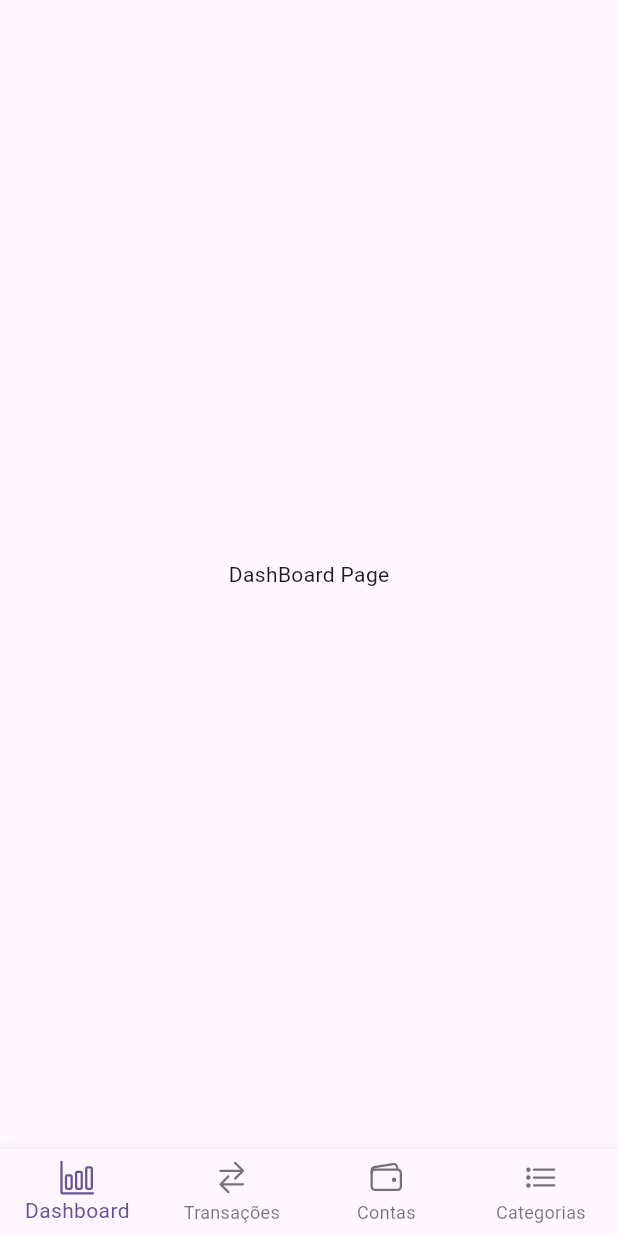
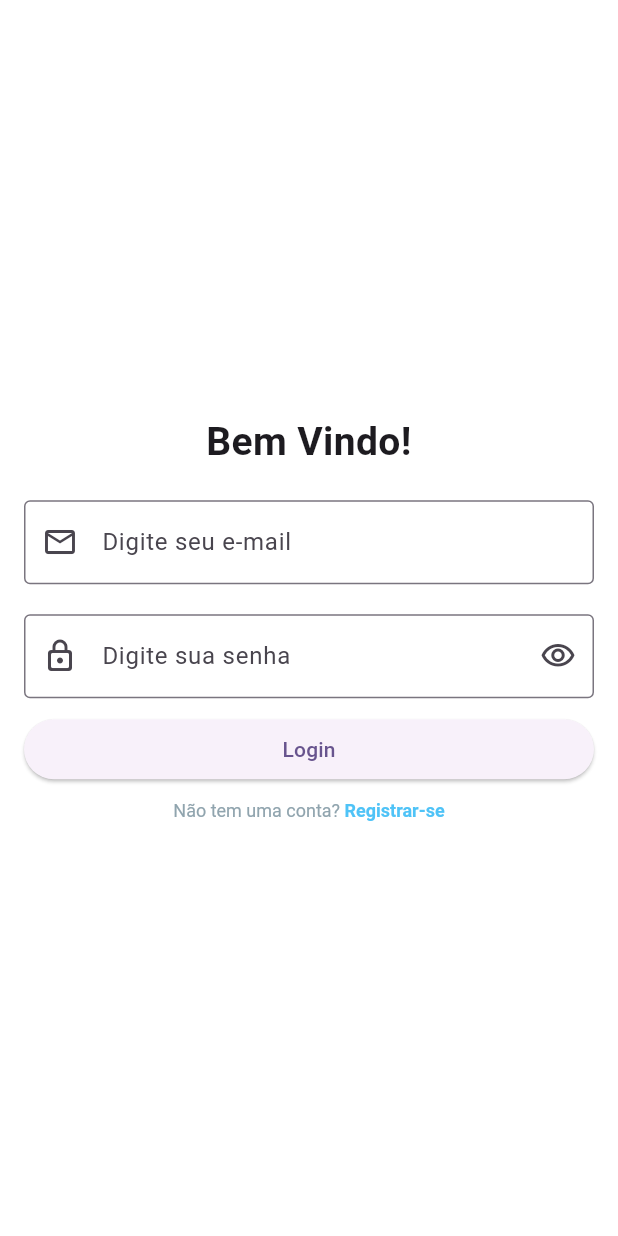
Before and after one commit to dcvieira/expense_tracker_fiap, a Flutter app: the screen it shows after launch, on a phone screen of 412 x 824 dp. Run offline on Flutter 3.47's test engine with Material 2 defaults, Android fonts, the phone set to English and light mode, and no system bars; our stand-ins replace flutter_masked_text2, ionicons.

Commit message:
add login page

```diff
--- a/lib/main.dart
+++ b/lib/main.dart
@@ -1,4 +1,6 @@
 import 'package:expense_tracker/pages/home_page.dart';
+import 'package:expense_tracker/pages/login_page.dart';
+import 'package:expense_tracker/pages/registar_page.dart';
 import 'package:expense_tracker/pages/transacao_cadastro_page.dart';
 import 'package:expense_tracker/pages/transacao_detalhes_page.dart';
 
@@ -22,7 +24,9 @@ class MyApp extends StatelessWidget {
         useMaterial3: true,
       ),
       routes: {
-        "/": (context) => const HomePage(),
+        "/": (context) => const LoginPage(),
+        "/registrar": (context) => const RegistrarPage(),
+        "/home": (context) => const HomePage(),
         "/transacao-detalhes": (context) => const TransacaoDetalhesPage(),
         "/transacao-cadastro": (context) => const TransacaoCadastroPage(),
       },
--- /dev/null
+++ b/lib/pages/login_page.dart
@@ -0,0 +1,128 @@
+import 'package:flutter/material.dart';
+
+class LoginPage extends StatefulWidget {
+  const LoginPage({Key? key}) : super(key: key);
+
+  @override
+  _LoginPageState createState() => _LoginPageState();
+}
+
+class _LoginPageState extends State<LoginPage> {
+  @override
+  Widget build(BuildContext context) {
+    return SafeArea(
+      child: Scaffold(
+        backgroundColor: Colors.white,
+        body: Padding(
+          padding: const EdgeInsets.all(16.0),
+          child: Center(
+            child: Column(
+                crossAxisAlignment: CrossAxisAlignment.center,
+                mainAxisAlignment: MainAxisAlignment.center,
+                children: [
+                  _buildBemVindo(),
+                  const SizedBox(height: 20),
+                  _buildEmail(),
+                  const SizedBox(height: 20),
+                  _buildSenha(),
+                  const SizedBox(height: 10),
+                  _buildButton(),
+                  const SizedBox(height: 10),
+                  _buildRegistrar(),
+                ]),
+          ),
+        ),
+      ),
+    );
+  }
+
+  Text _buildBemVindo() {
+    return const Text(
+      "Bem Vindo!",
+      textAlign: TextAlign.center,
+      style: TextStyle(
+        fontWeight: FontWeight.bold,
+        fontSize: 26,
+      ),
+    );
+  }
+
+  TextFormField _buildEmail() {
+    return TextFormField(
+      decoration: const InputDecoration(
+        border: OutlineInputBorder(),
+        hintText: "Digite seu e-mail",
+        prefixIcon: Icon(Icons.email_outlined),
+      ),
+    );
+  }
+
+  TextFormField _buildSenha() {
+    return TextFormField(
+      obscureText: true,
+      decoration: const InputDecoration(
+        border: OutlineInputBorder(),
+        hintText: "Digite sua senha",
+        prefixIcon: Icon(Icons.lock_outline_rounded),
+        suffixIcon: Icon(Icons.visibility_outlined),
+      ),
+    );
+    // Icone para ocultar a senha visibility_off_outlined
+  }
+
+  Widget _buildButton() {
+    return SizedBox(
+      width: double.infinity,
+      child: ElevatedButton(
+        onPressed: () {
+          onTapBtnSignUp();
+        },
+        child: const Text('Login'),
+      ),
+    );
+  }
+
+  Widget _buildRegistrar() {
+    return GestureDetector(
+      onTap: () {},
+      child: RichText(
+          text: TextSpan(children: <InlineSpan>[
+            TextSpan(
+              text: "Não tem uma conta?",
+              style: TextStyle(
+                  color: Colors.blueGrey.shade300,
+                  fontSize: 12,
+                  fontWeight: FontWeight.w400),
+            ),
+            TextSpan(
+              text: ' ',
+              style: TextStyle(
+                  color: Colors.indigo.shade300,
+                  fontSize: 12,
+                  fontWeight: FontWeight.w700),
+            ),
+            TextSpan(
+              text: "Registrar-se",
+              style: TextStyle(
+                  color: Colors.lightBlue.shade300,
+                  fontSize: 12,
+                  fontWeight: FontWeight.w700),
+            )
+          ]),
+          textAlign: TextAlign.center),
+    );
+  }
+
+  bool validarEmail(String email) {
+    const pattern = r'(^[a-zA-Z0-9_.+-]+@[a-zA-Z0-9-]+\.[a-zA-Z0-9-.]+$)';
+    final regExp = RegExp(pattern);
+    return regExp.hasMatch(email);
+  }
+
+  void _exibirMensagem(String mensagem) {
+    final snackbar = SnackBar(content: Text(mensagem));
+    ScaffoldMessenger.of(context).showSnackBar(snackbar);
+  }
+
+  void onTapBtnSignUp() {}
+}
--- /dev/null
+++ b/lib/repository/auth_repository.dart
@@ -0,0 +1,22 @@
+class AuthRepository {
+  Future<bool> login(String email, String senha) async {
+    await Future.delayed(Duration(seconds: 2));
+
+    if (email.toLowerCase() != 'email@email.com' ||
+        senha.toLowerCase() != '123456') {
+      return false;
+    }
+
+    return true;
+  }
+
+  Future<bool> registrar(String email, String senha) async {
+    await Future.delayed(Duration(seconds: 2));
+
+    if (email.toLowerCase() == "email@email.com") {
+      return false;
+    }
+
+    return true;
+  }
+}
```
Also changed, not shown: lib/pages/registar_page.dart (added, +143 -0 lines).
